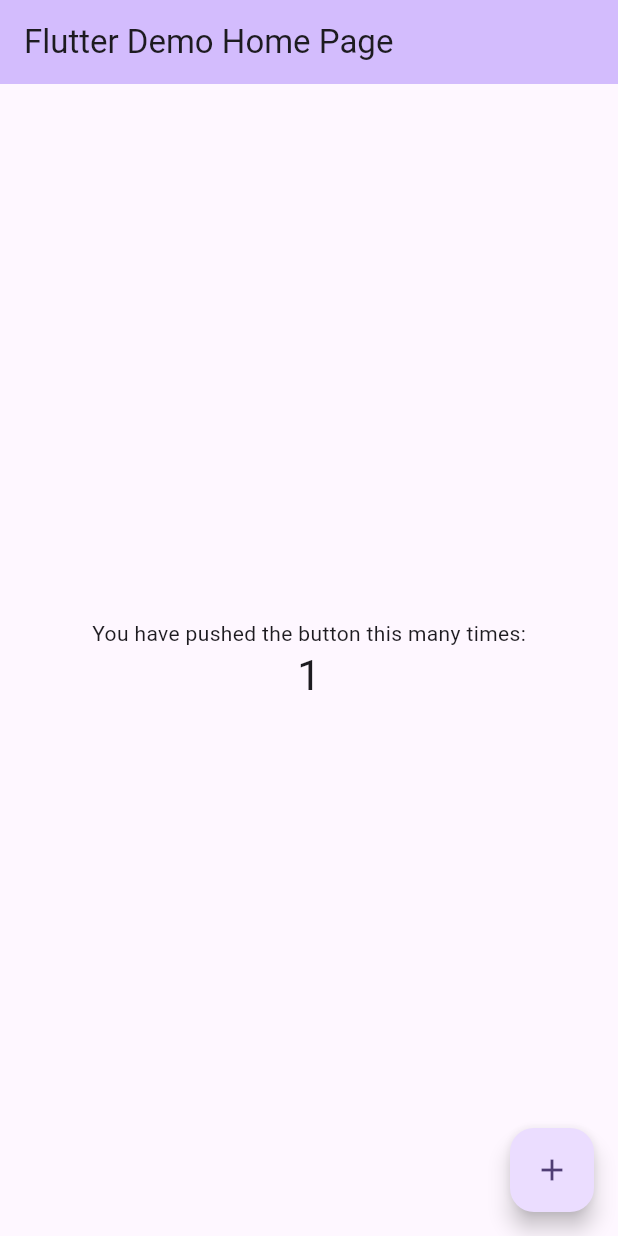
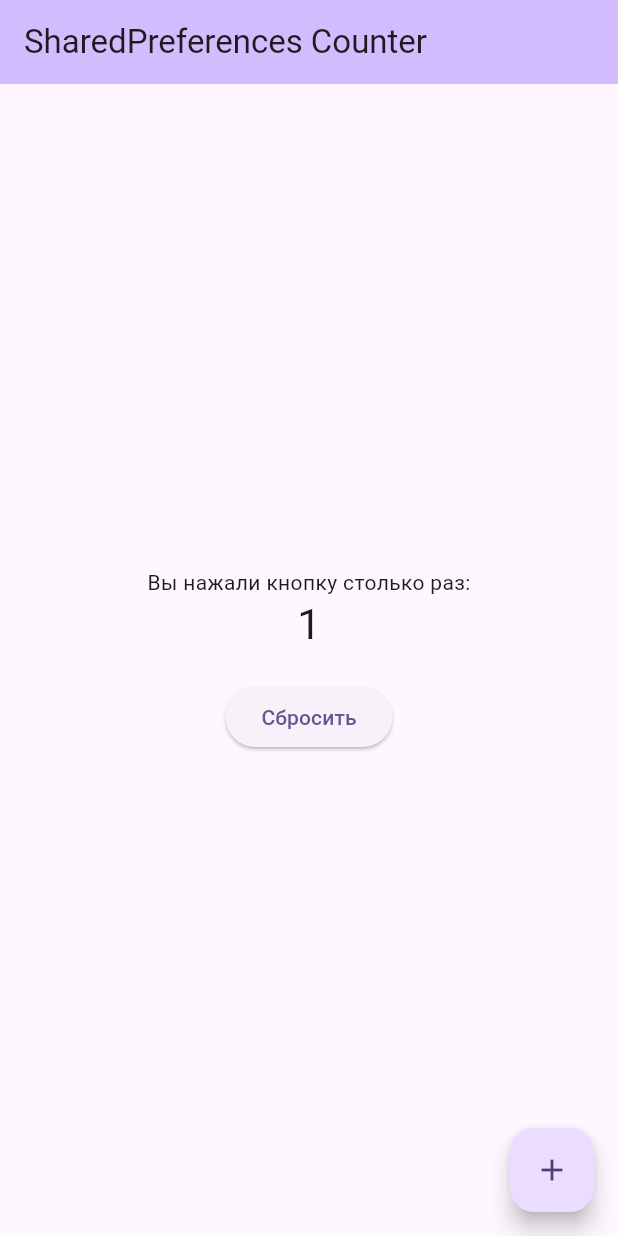
Before and after one commit to GermanLR/my_app2, a Flutter app: the MyHomePage screen opened directly, after a tap on the "add" icon, on a phone screen of 412 x 824 dp. Run offline on Flutter 3.47's test engine with Material 3 defaults, Android fonts, the phone set to English and light mode, and no system bars; our stand-ins replace shared_preferences; accounts and stored records are empty.

Commit message:
Update main.dart

```diff
--- a/lib/main.dart
+++ b/lib/main.dart
@@ -1,4 +1,5 @@
 import 'package:flutter/material.dart';
+import 'package:shared_preferences/shared_preferences.dart';
 
 void main() {
   runApp(const MyApp());
@@ -7,45 +8,20 @@ void main() {
 class MyApp extends StatelessWidget {
   const MyApp({super.key});
 
-  // This widget is the root of your application.
   @override
   Widget build(BuildContext context) {
     return MaterialApp(
-      title: 'Flutter Demo',
+      title: 'Flutter SharedPreferences Demo',
       theme: ThemeData(
-        // This is the theme of your application.
-        //
-        // TRY THIS: Try running your application with "flutter run". You'll see
-        // the application has a purple toolbar. Then, without quitting the app,
-        // try changing the seedColor in the colorScheme below to Colors.green
-        // and then invoke "hot reload" (save your changes or press the "hot
-        // reload" button in a Flutter-supported IDE, or press "r" if you used
-        // the command line to start the app).
-        //
-        // Notice that the counter didn't reset back to zero; the application
-        // state is not lost during the reload. To reset the state, use hot
-        // restart instead.
-        //
-        // This works for code too, not just values: Most code changes can be
-        // tested with just a hot reload.
         colorScheme: ColorScheme.fromSeed(seedColor: Colors.deepPurple),
       ),
-      home: const MyHomePage(title: 'Flutter Demo Home Page'),
+      home: const MyHomePage(title: 'SharedPreferences Counter'),
     );
   }
 }
 
 class MyHomePage extends StatefulWidget {
   const MyHomePage({super.key, required this.title});
-
-  // This widget is the home page of your application. It is stateful, meaning
-  // that it has a State object (defined below) that contains fields that affect
-  // how it looks.
-
-  // This class is the configuration for the state. It holds the values (in this
-  // case the title) provided by the parent (in this case the App widget) and
-  // used by the build method of the State. Fields in a Widget subclass are
-  // always marked "final".
 
   final String title;
 
@@ -56,58 +32,58 @@ class MyHomePage extends StatefulWidget {
 class _MyHomePageState extends State<MyHomePage> {
   int _counter = 0;
 
-  void _incrementCounter() {
+  @override
+  void initState() {
+    super.initState();
+    _loadCounter(); // Загружаем сохранённое значение при запуске
+  }
+
+  // Загружаем значение из SharedPreferences
+  Future<void> _loadCounter() async {
+    final prefs = await SharedPreferences.getInstance();
     setState(() {
-      // This call to setState tells the Flutter framework that something has
-      // changed in this State, which causes it to rerun the build method below
-      // so that the display can reflect the updated values. If we changed
-      // _counter without calling setState(), then the build method would not be
-      // called again, and so nothing would appear to happen.
+      _counter = prefs.getInt('counter') ?? 0; // если нет значения — 0
+    });
+  }
+
+  // Увеличиваем счётчик и сохраняем
+  Future<void> _incrementCounter() async {
+    final prefs = await SharedPreferences.getInstance();
+    setState(() {
       _counter++;
     });
+    await prefs.setInt('counter', _counter); // сохраняем значение
+  }
+
+  // Сброс счётчика
+  Future<void> _resetCounter() async {
+    final prefs = await SharedPreferences.getInstance();
+    setState(() {
+      _counter = 0;
+    });
+    await prefs.setInt('counter', _counter);
   }
 
   @override
   Widget build(BuildContext context) {
-    // This method is rerun every time setState is called, for instance as done
-    // by the _incrementCounter method above.
-    //
-    // The Flutter framework has been optimized to make rerunning build methods
-    // fast, so that you can just rebuild anything that needs updating rather
-    // than having to individually change instances of widgets.
     return Scaffold(
       appBar: AppBar(
-        // TRY THIS: Try changing the color here to a specific color (to
-        // Colors.amber, perhaps?) and trigger a hot reload to see the AppBar
-        // change color while the other colors stay the same.
         backgroundColor: Theme.of(context).colorScheme.inversePrimary,
-        // Here we take the value from the MyHomePage object that was created by
-        // the App.build method, and use it to set our appbar title.
         title: Text(widget.title),
       ),
       body: Center(
-        // Center is a layout widget. It takes a single child and positions it
-        // in the middle of the parent.
         child: Column(
-          // Column is also a layout widget. It takes a list of children and
-          // arranges them vertically. By default, it sizes itself to fit its
-          // children horizontally, and tries to be as tall as its parent.
-          //
-          // Column has various properties to control how it sizes itself and
-          // how it positions its children. Here we use mainAxisAlignment to
-          // center the children vertically; the main axis here is the vertical
-          // axis because Columns are vertical (the cross axis would be
-          // horizontal).
-          //
-          // TRY THIS: Invoke "debug painting" (choose the "Toggle Debug Paint"
-          // action in the IDE, or press "p" in the console), to see the
-          // wireframe for each widget.
           mainAxisAlignment: MainAxisAlignment.center,
           children: <Widget>[
-            const Text('You have pushed the button this many times:'),
+            const Text('Вы нажали кнопку столько раз:'),
             Text(
               '$_counter',
               style: Theme.of(context).textTheme.headlineMedium,
+            ),
+            const SizedBox(height: 20),
+            ElevatedButton(
+              onPressed: _resetCounter,
+              child: const Text('Сбросить'),
             ),
           ],
         ),
@@ -116,7 +92,7 @@ class _MyHomePageState extends State<MyHomePage> {
         onPressed: _incrementCounter,
         tooltip: 'Increment',
         child: const Icon(Icons.add),
-      ), // This trailing comma makes auto-formatting nicer for build methods.
+      ),
     );
   }
 }
```
